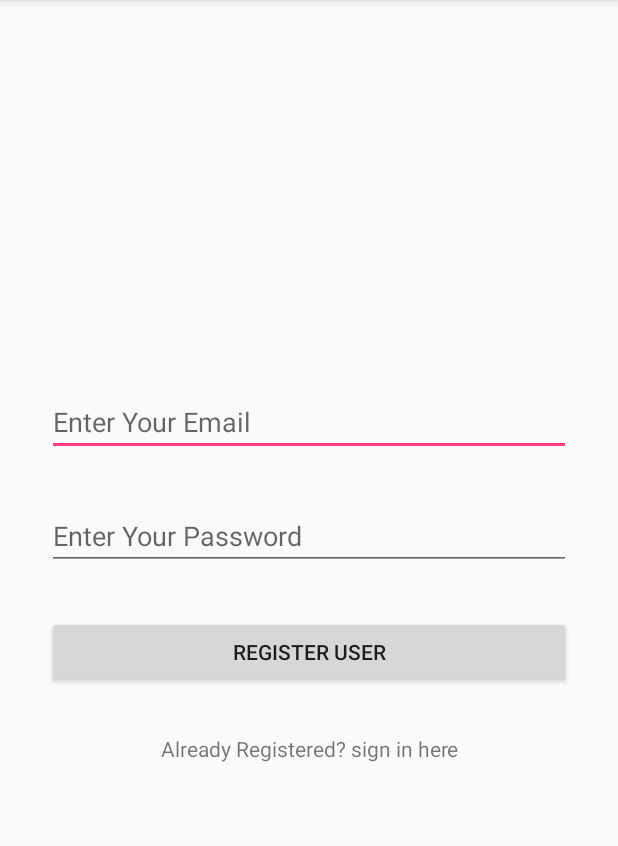
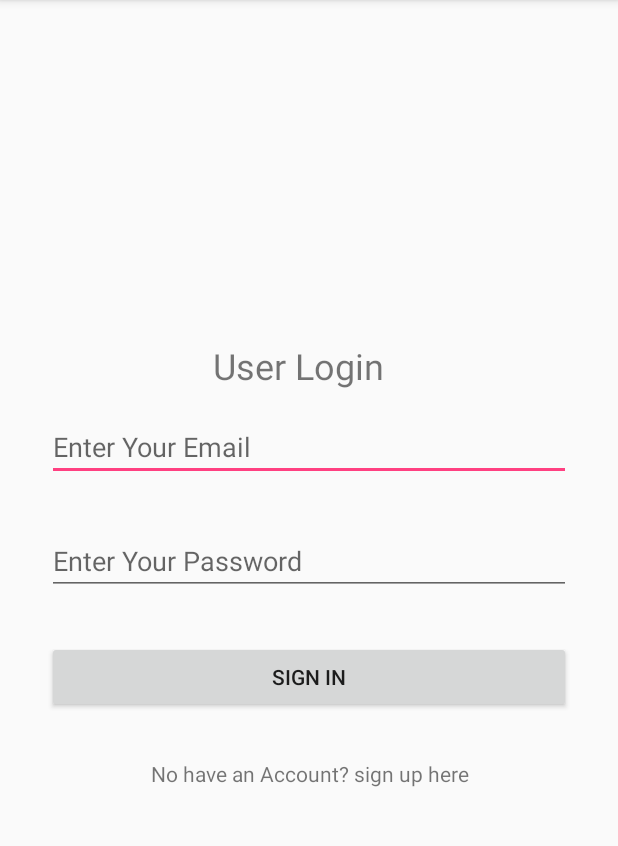
Before and after one commit to Wanaratkhamla/Hackaton, an Android app: the screen it shows after launch (MainActivity before the commit, LoginActivity after it), after a tap on "Already Registered? sign in here", on a phone screen of 412 x 824 dp, the part 84-930 px from its top. Run offline under Robolectric (Android 15) with nearby library versions, the phone set to English and light mode, and no system bars; our stand-ins replace Firebase (no records; nobody signed in at launch, a user with empty details on screens opened directly).

Commit message:
Login Firebase Complete

```diff
--- a/app/src/main/AndroidManifest.xml
+++ b/app/src/main/AndroidManifest.xml
@@ -1,6 +1,7 @@
 <?xml version="1.0" encoding="utf-8"?>
 <manifest xmlns:android="http://schemas.android.com/apk/res/android"
     package="com.firebaseapp.wanarat.firebaseapp">
+
     <uses-permission android:name="android.permission.INTERNET" />
 
     <application
@@ -16,6 +17,8 @@
                 <category android:name="android.intent.category.LAUNCHER" />
             </intent-filter>
         </activity>
+        <activity android:name=".LoginActivity" />
+        <activity android:name=".ProfileActivity"></activity>
     </application>
 
 </manifest>
--- /dev/null
+++ b/app/src/main/java/com/firebaseapp/wanarat/firebaseapp/LoginActivity.java
@@ -0,0 +1,90 @@
+package com.firebaseapp.wanarat.firebaseapp;
+
+import android.app.ProgressDialog;
+import android.content.Intent;
+import android.support.annotation.NonNull;
+import android.support.v7.app.AppCompatActivity;
+import android.os.Bundle;
+import android.text.TextUtils;
+import android.view.View;
+import android.widget.Button;
+import android.widget.EditText;
+import android.widget.TextView;
+import android.widget.Toast;
+
+import com.google.android.gms.tasks.OnCompleteListener;
+import com.google.android.gms.tasks.Task;
+import com.google.firebase.auth.AuthResult;
+import com.google.firebase.auth.FirebaseAuth;
+
+public class LoginActivity extends AppCompatActivity implements View.OnClickListener{
+
+    private Button buttonsignin;
+    private EditText editTextEmail;
+    private EditText editTextPassword;
+    private TextView textViewSignin;
+    private FirebaseAuth firebaseauth;
+    private ProgressDialog progressDialog;
+
+    @Override
+    protected void onCreate(Bundle savedInstanceState) {
+        super.onCreate(savedInstanceState);
+        setContentView(R.layout.activity_login);
+        firebaseauth = FirebaseAuth.getInstance();
+
+        if (firebaseauth.getCurrentUser() != null) { //check user if not null send profile
+            //profile activity here
+            finish();
+            startActivity(new Intent(getApplicationContext(),ProfileActivity.class));
+        }
+        editTextEmail = (EditText) findViewById(R.id.editTextEmail);
+        editTextPassword = (EditText) findViewById(R.id.editTextPassword);
+        buttonsignin = (Button) findViewById(R.id.buttonsignin);
+        textViewSignin = (TextView) findViewById(R.id.Signin);
+        progressDialog = new ProgressDialog(this);
+        buttonsignin.setOnClickListener(this);
+        textViewSignin.setOnClickListener(this);
+
+    }
+
+    @Override
+    public void onClick(View v) {
+        if (v == buttonsignin){
+            userlogin();
+        }
+        if (v == textViewSignin){
+            startActivity(new Intent(this, MainActivity.class));
+        }
+    }
+
+    private void userlogin() {
+        String email = editTextEmail.getText().toString().trim();
+        String password = editTextPassword.getText().toString().trim();
+
+        if (TextUtils.isEmpty(email)){
+            //email is empty
+            Toast.makeText(this, "Please Enter your email", Toast.LENGTH_LONG).show();
+            return;
+        }
+        if (TextUtils.isEmpty(password)){
+            //password is empty
+            Toast.makeText(this, "Please Enter your Password", Toast.LENGTH_LONG).show();
+            return;
+        }
+
+        progressDialog.setMessage("Registering User ....");
+        progressDialog.show();
+
+        firebaseauth.signInWithEmailAndPassword(email, password)
+        .addOnCompleteListener(this, new OnCompleteListener<AuthResult>() {
+            @Override
+            public void onComplete(@NonNull Task<AuthResult> task) {
+                progressDialog.dismiss();
+                if (task.isSuccessful()) {
+                    finish();
+                   startActivity(new Intent(getApplicationContext(),ProfileActivity.class));
+                }
+            }
+        });
+    }
+}
--- a/app/src/main/java/com/firebaseapp/wanarat/firebaseapp/MainActivity.java
+++ b/app/src/main/java/com/firebaseapp/wanarat/firebaseapp/MainActivity.java
@@ -1,6 +1,7 @@
 package com.firebaseapp.wanarat.firebaseapp;
 
 import android.app.ProgressDialog;
+import android.content.Intent;
 import android.support.annotation.NonNull;
 import android.support.v7.app.AppCompatActivity;
 import android.os.Bundle;
@@ -37,6 +38,11 @@ public class MainActivity extends AppCompatActivity implements View.OnClickListe
         progressDialog = new ProgressDialog(this);
 
         firebaseauth = FirebaseAuth.getInstance();
+        if (firebaseauth.getCurrentUser() != null) {
+            //profile activity here
+            finish();
+            startActivity(new Intent(getApplicationContext(),ProfileActivity.class));
+        }
 
         buttonRegister = (Button) findViewById(R.id.register);
         editTextEmail = (EditText) findViewById(R.id.editTextEmail);
@@ -72,7 +78,8 @@ public class MainActivity extends AppCompatActivity implements View.OnClickListe
                             //user is success
                             //we will start profile
                             //right now let
-                            Toast.makeText(MainActivity.this, "Registered Successfully", Toast.LENGTH_LONG).show();
+                            finish();
+                            startActivity(new Intent(getApplicationContext(),ProfileActivity.class));
                         }else{
                             Toast.makeText(MainActivity.this, "Registered not Successfully", Toast.LENGTH_LONG).show();
                         }
@@ -87,6 +94,7 @@ public class MainActivity extends AppCompatActivity implements View.OnClickListe
         }
         if (v == textViewsignup){
             //will open login activity here
+            startActivity(new Intent(this, LoginActivity.class));
         }
     }
 }
--- /dev/null
+++ b/app/src/main/res/layout/activity_login.xml
@@ -0,0 +1,66 @@
+<?xml version="1.0" encoding="utf-8"?>
+<RelativeLayout xmlns:android="http://schemas.android.com/apk/res/android"
+    xmlns:tools="http://schemas.android.com/tools"
+    android:id="@+id/activity_login"
+    android:layout_width="match_parent"
+    android:layout_height="match_parent"
+    android:paddingBottom="@dimen/activity_vertical_margin"
+    android:paddingLeft="@dimen/activity_horizontal_margin"
+    android:paddingRight="@dimen/activity_horizontal_margin"
+    android:paddingTop="@dimen/activity_vertical_margin"
+    tools:context="com.firebaseapp.wanarat.firebaseapp.LoginActivity">
+
+    <LinearLayout
+        android:orientation="vertical"
+        android:layout_width="match_parent"
+        android:layout_height="wrap_content"
+        android:weightSum="1"
+        android:layout_centerVertical="true"
+        android:layout_alignParentStart="true">
+
+        <TextView
+            android:text="User Login"
+            android:layout_width="127dp"
+            android:layout_height="wrap_content"
+            android:layout_above="@+id/linearLayout"
+            android:layout_alignParentStart="true"
+            android:id="@+id/textView"
+            android:layout_gravity="center_horizontal"
+            android:textSize="24sp" />
+
+        <EditText
+        android:layout_width="match_parent"
+        android:layout_height="wrap_content"
+        android:ems="10"
+        android:id="@+id/editTextEmail"
+        android:hint="Enter Your Email"
+        android:inputType="textEmailAddress"
+        android:layout_margin="15dp" />
+
+    <EditText
+        android:layout_width="match_parent"
+        android:layout_height="wrap_content"
+        android:inputType="textPassword"
+        android:ems="10"
+        android:id="@+id/editTextPassword"
+        android:hint="Enter Your Password"
+        android:layout_margin="15dp" />
+
+    <Button
+        android:text="sign in"
+        android:layout_width="match_parent"
+        android:layout_height="wrap_content"
+        android:id="@+id/buttonsignin"
+        android:layout_margin="15dp" />
+
+    <TextView
+        android:text="No have an Account? sign up here"
+        android:layout_width="match_parent"
+        android:layout_height="wrap_content"
+        android:id="@+id/Signin"
+        android:layout_margin="15dp"
+        android:textAlignment="center" />
+
+    </LinearLayout>
+
+</RelativeLayout>
```
Also changed, not shown: app/src/main/java/com/firebaseapp/wanarat/firebaseapp/ProfileActivity.java (added, +47 -0 lines), app/src/main/res/layout/activity_profile.xml (added, +36 -0 lines).
